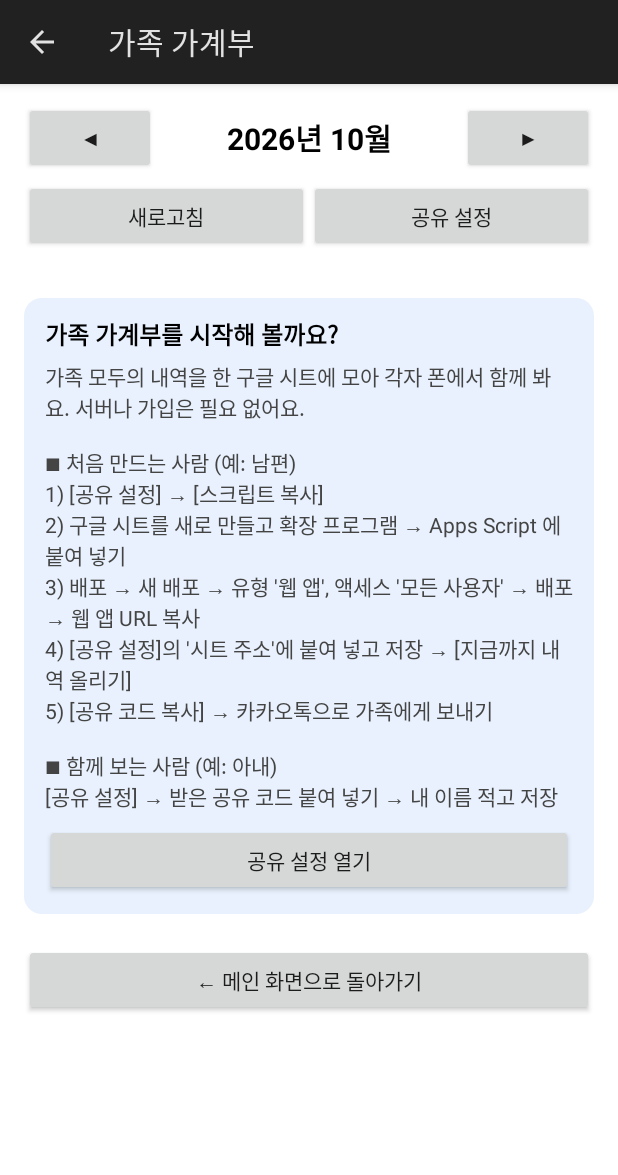
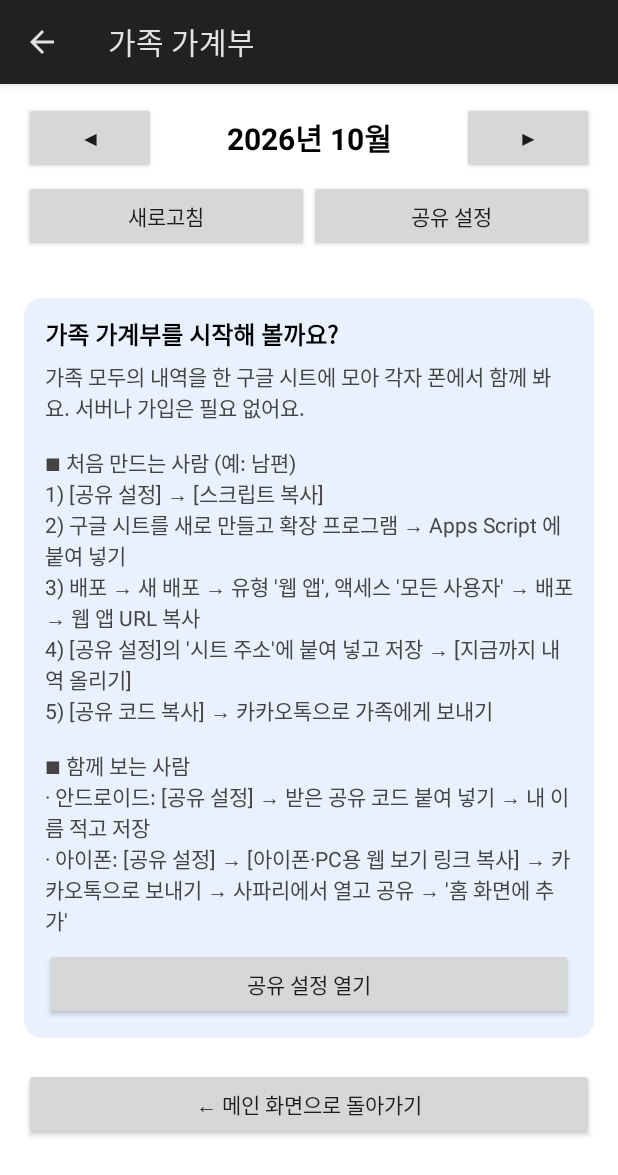
Before and after one commit to lswlight/1st, an Android app: the FamilyActivity screen opened directly, with no data from a screen before it, on a phone screen of 412 x 824 dp. Shown: the top 1175 px of the screen. Run offline under Robolectric (Android 15) with nearby library versions, the phone set to English and light mode, and no system bars.

Commit message:
아이폰·PC용 가족 가계부 웹 화면 추가
Apps Script 웹 앱이 ?view=1&key=… 로 열리면 사람별 합계, 카드별 실제 지출, 날짜별 내역을 보여 주는
모바일 웹 페이지를 돌려준다. 앱 공유 설정에 웹 보기 링크 복사 버튼을 추가했다.

Claude-Session: https://claude.ai/code/session_01X3WCR1neKZ2ChjCNRxhHiP

```diff
--- a/expense-app/app/build.gradle.kts
+++ b/expense-app/app/build.gradle.kts
@@ -11,8 +11,8 @@ android {
         applicationId = "com.lswlight.moneybook"
         minSdk = 26
         targetSdk = 35
-        versionCode = 19
-        versionName = "1.18"
+        versionCode = 20
+        versionName = "1.19"
         testInstrumentationRunner = "androidx.test.runner.AndroidJUnitRunner"
     }
 
--- a/expense-app/app/src/main/java/com/lswlight/moneybook/FamilyActivity.kt
+++ b/expense-app/app/src/main/java/com/lswlight/moneybook/FamilyActivity.kt
@@ -167,8 +167,9 @@ class FamilyActivity : Activity() {
                     "3) 배포 → 새 배포 → 유형 '웹 앱', 액세스 '모든 사용자' → 배포 → 웹 앱 URL 복사\n" +
                     "4) [공유 설정]의 '시트 주소'에 붙여 넣고 저장 → [지금까지 내역 올리기]\n" +
                     "5) [공유 코드 복사] → 카카오톡으로 가족에게 보내기\n\n" +
-                    "■ 함께 보는 사람 (예: 아내)\n" +
-                    "[공유 설정] → 받은 공유 코드 붙여 넣기 → 내 이름 적고 저장",
+                    "■ 함께 보는 사람\n" +
+                    "· 안드로이드: [공유 설정] → 받은 공유 코드 붙여 넣기 → 내 이름 적고 저장\n" +
+                    "· 아이폰: [공유 설정] → [아이폰·PC용 웹 보기 링크 복사] → 카카오톡으로 보내기 → 사파리에서 열고 공유 → '홈 화면에 추가'",
                 14f, Color.DKGRAY,
             ).apply { setPadding(0, dp(6), 0, 0) })
             addView(button("공유 설정 열기") { showSettings() }, margins(top = 8))
@@ -193,6 +194,10 @@ class FamilyActivity : Activity() {
         form.addView(button("공유 코드 복사 (가족에게 보내기)") {
             if (!FamilySync.configured(this)) toast("먼저 시트 주소를 넣고 저장해 주세요")
             else { copy("자동가계부 공유 코드", FamilySync.shareCode(this)); toast("복사했어요. 카카오톡으로 가족에게 보내세요") }
+        })
+        form.addView(button("아이폰·PC용 웹 보기 링크 복사") {
+            if (!FamilySync.configured(this)) toast("먼저 시트 주소를 넣고 저장해 주세요")
+            else { copy("자동가계부 가족 가계부 링크", FamilySync.webLink(this)); toast("복사했어요. 아이폰 사파리에서 열고 '홈 화면에 추가' 하세요") }
         })
         form.addView(button("지금까지 내역 모두 올리기") {
             if (!FamilySync.configured(this)) { toast("먼저 시트 주소를 넣고 저장해 주세요"); return@button }
--- a/expense-app/app/src/main/java/com/lswlight/moneybook/FamilySync.kt
+++ b/expense-app/app/src/main/java/com/lswlight/moneybook/FamilySync.kt
@@ -54,6 +54,9 @@ object FamilySync {
     /** 가족에게 보낼 공유 코드 (주소 + 비밀번호를 한 줄로). */
     fun shareCode(c: Context): String =
         CODE_PREFIX + Base64.encodeToString("${url(c)}\n${key(c)}".toByteArray(), Base64.NO_WRAP)
+
+    /** 아이폰·PC 에서 사파리로 여는 가족 가계부 웹 화면 주소. */
+    fun webLink(c: Context): String = "${url(c)}?view=1&key=${key(c)}"
 
     /** 공유 코드를 풀어 (주소, 비밀번호). 형식이 틀리면 null. */
     fun parseCode(code: String): Pair<String, String>? {
@@ -234,9 +237,7 @@ function doPost(e) {
   }
 }
 
-function doGet(e) {
-  if (e.parameter.key !== SECRET) return out_({ ok: false, error: '비밀번호가 맞지 않아요' });
-  const from = Number(e.parameter.from || 0), to = Number(e.parameter.to || 9e15);
+function rows_(from, to) {
   const data = sheet_().getDataRange().getValues();
   const entries = [];
   for (let i = 1; i < data.length; i++) {
@@ -245,7 +246,96 @@ function doGet(e) {
     const t = Number(r[6]);
     if (t >= from && t < to) entries.push({ uid: r[0], owner: String(r[1]), kind: r[2], amount: Number(r[3]), memo: String(r[4]), card: String(r[5]), time: t });
   }
-  return out_({ ok: true, entries: entries });
+  return entries;
+}
+
+function doGet(e) {
+  const p = e.parameter;
+  if (p.key !== SECRET) {
+    return p.view ? HtmlService.createHtmlOutput('<p style="font-size:18px;padding:20px">링크가 올바르지 않아요. 공유 링크를 다시 받아 주세요.</p>')
+                  : out_({ ok: false, error: '비밀번호가 맞지 않아요' });
+  }
+  if (p.view) return page_(p);
+  return out_({ ok: true, entries: rows_(Number(p.from || 0), Number(p.to || 9e15)) });
+}
+
+// ---------------------------------------------------------------- 아이폰·PC 용 웹 화면 (?view=1&key=...)
+
+function won_(n) { return String(Math.round(n)).replace(/\B(?=(\d{3})+(?!\d))/g, ',') + '원'; }
+function esc_(s) { return String(s).replace(/[&<>"]/g, function (c) { return { '&': '&amp;', '<': '&lt;', '>': '&gt;', '"': '&quot;' }[c]; }); }
+
+function page_(p) {
+  const tz = 'Asia/Seoul';
+  const ym = /^\d{4}-\d{2}$/.test(p.m || '') ? p.m : Utilities.formatDate(new Date(), tz, 'yyyy-MM');
+  const y = Number(ym.slice(0, 4)), m = Number(ym.slice(5, 7));
+  const from = Date.UTC(y, m - 1, 1) - 9 * 3600e3, to = Date.UTC(y, m, 1) - 9 * 3600e3;
+  const list = rows_(from, to).sort(function (a, b) { return b.time - a.time; });
+  const pad = function (n) { return (n < 10 ? '0' : '') + n; };
+  const prev = m === 1 ? (y - 1) + '-12' : y + '-' + pad(m - 1);
+  const next = m === 12 ? (y + 1) + '-01' : y + '-' + pad(m + 1);
+  const base = ScriptApp.getService().getUrl() + '?view=1&key=' + encodeURIComponent(SECRET) + '&m=';
+  const isBenefit = function (x) { return x.kind === 'INCOME' && x.memo.indexOf('카드 혜택') === 0; };
+
+  // 사람별 합계
+  const owners = {};
+  list.forEach(function (x) {
+    const o = owners[x.owner] || (owners[x.owner] = { inc: 0, exp: 0 });
+    if (x.kind === 'INCOME') o.inc += x.amount; else o.exp += x.amount;
+  });
+  let totalInc = 0, totalExp = 0, ownerHtml = '';
+  Object.keys(owners).forEach(function (k) {
+    totalInc += owners[k].inc; totalExp += owners[k].exp;
+    ownerHtml += '<div class="row"><b>' + esc_(k) + '</b><span><i class="in">수입 ' + won_(owners[k].inc) + '</i> · <i class="out">지출 ' + won_(owners[k].exp) + '</i></span></div>';
+  });
+
+  // 카드별 실제 지출 (결제 - 취소 - 혜택)
+  const cards = {};
+  list.forEach(function (x) {
+    if (x.kind !== 'EXPENSE' && !isBenefit(x)) return;
+    const name = x.card || '카드 정보 없음';
+    cards[name] = (cards[name] || 0) + (x.kind === 'EXPENSE' ? x.amount : -x.amount);
+  });
+  const cardHtml = Object.keys(cards).sort(function (a, b) { return cards[b] - cards[a]; }).map(function (k) {
+    return '<div class="row"><span>💳 ' + esc_(k) + '</span><b class="out">' + won_(cards[k]) + '</b></div>';
+  }).join('') || '<p class="sub">카드 사용 내역이 없어요.</p>';
+
+  // 날짜별 내역
+  const days = ['일', '월', '화', '수', '목', '금', '토'];
+  let listHtml = '', lastDay = '';
+  list.forEach(function (x) {
+    const d = new Date(x.time);
+    const day = Utilities.formatDate(d, tz, 'M월 d일') + ' (' + days[Number(Utilities.formatDate(d, tz, 'u')) % 7] + ')';
+    if (day !== lastDay) { listHtml += '<h3>' + day + '</h3>'; lastDay = day; }
+    const sign = x.kind === 'INCOME' ? '+' : (x.amount < 0 ? '취소 ' : '-');
+    const cls = x.kind === 'INCOME' ? 'in' : (x.amount < 0 ? 'sub' : 'out');
+    listHtml += '<div class="item"><div><div>' + esc_(x.memo) + '</div><div class="sub">' +
+      [Utilities.formatDate(d, tz, 'HH:mm'), esc_(x.owner), esc_(x.card)].filter(String).join(' · ') +
+      '</div></div><b class="' + cls + '">' + sign + won_(Math.abs(x.amount)) + '</b></div>';
+  });
+  if (!listHtml) listHtml = '<p class="sub">이번 달 내역이 없어요.</p>';
+
+  const html = '<!doctype html><html lang="ko"><head><meta charset="utf-8">' +
+    '<style>body{font-family:-apple-system,system-ui,sans-serif;margin:0;background:#fff;color:#14213d}' +
+    '.wrap{max-width:560px;margin:0 auto;padding:16px}' +
+    '.nav{display:flex;align-items:center;justify-content:space-between;margin-bottom:12px}' +
+    '.nav a{background:#e9ecf2;color:#14213d;text-decoration:none;padding:10px 16px;border-radius:10px;font-weight:700}' +
+    '.nav b{font-size:20px}.card{background:#f2f4f7;border-radius:14px;padding:12px 14px;margin-bottom:12px}' +
+    '.row{display:flex;justify-content:space-between;gap:8px;padding:5px 0;font-size:15px}.row i{font-style:normal}' +
+    '.total{border-top:1px solid #d9dee7;margin-top:6px;padding-top:8px;font-size:17px}' +
+    'h2{font-size:17px;margin:18px 0 8px}h3{font-size:13px;color:#6b7280;margin:16px 0 4px}' +
+    '.item{display:flex;justify-content:space-between;align-items:center;gap:10px;padding:8px 0;border-bottom:1px solid #f1f3f6;font-size:15px}' +
+    '.sub{color:#6b7280;font-size:12px}.in{color:#1e6fd9}.out{color:#d93025}' +
+    '.refresh{display:block;text-align:center;background:#1e6fd9;color:#fff;text-decoration:none;padding:12px;border-radius:12px;font-weight:700;margin:4px 0 14px}</style>' +
+    '</head><body><div class="wrap">' +
+    '<div class="nav"><a target="_top" href="' + base + prev + '">◀</a><b>' + y + '년 ' + m + '월</b><a target="_top" href="' + base + next + '">▶</a></div>' +
+    '<a class="refresh" target="_top" href="' + base + ym + '">새로고침</a>' +
+    '<div class="card">' + (ownerHtml || '<p class="sub">아직 올라온 내역이 없어요.</p>') +
+    '<div class="row total"><b>가족 합계</b><b>남은 돈 ' + won_(totalInc - totalExp) + '</b></div></div>' +
+    '<h2>카드별 실제 지출</h2><div class="card">' + cardHtml + '</div>' +
+    '<h2>내역</h2>' + listHtml +
+    '<p class="sub" style="margin-top:20px">' + Utilities.formatDate(new Date(), tz, 'M/d HH:mm') + ' 기준 · 자동가계부</p>' +
+    '</div></body></html>';
+  return HtmlService.createHtmlOutput(html).setTitle('가족 가계부').addMetaTag('viewport', 'width=device-width, initial-scale=1');
 }
 """.trimIndent()
 }
```
Also changed, not shown: 1 other file.
